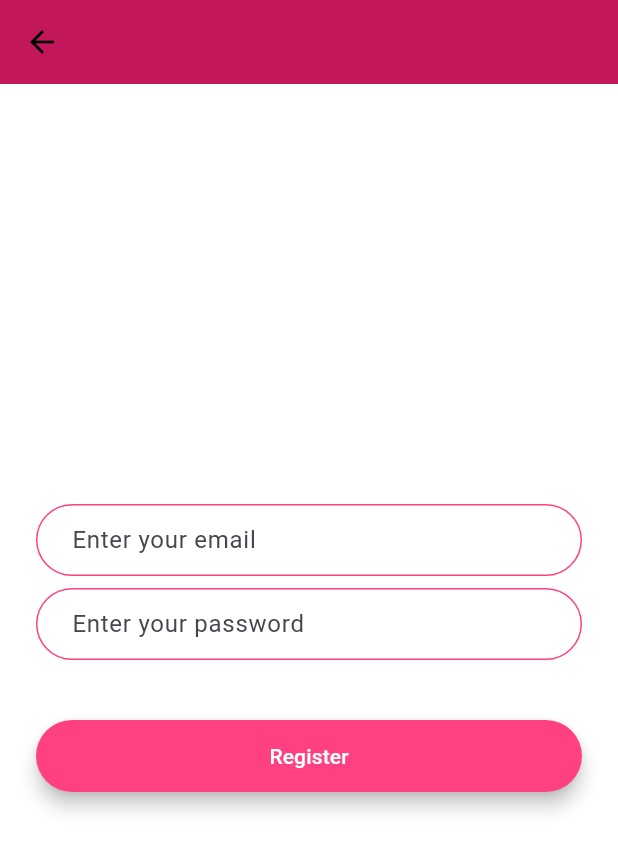
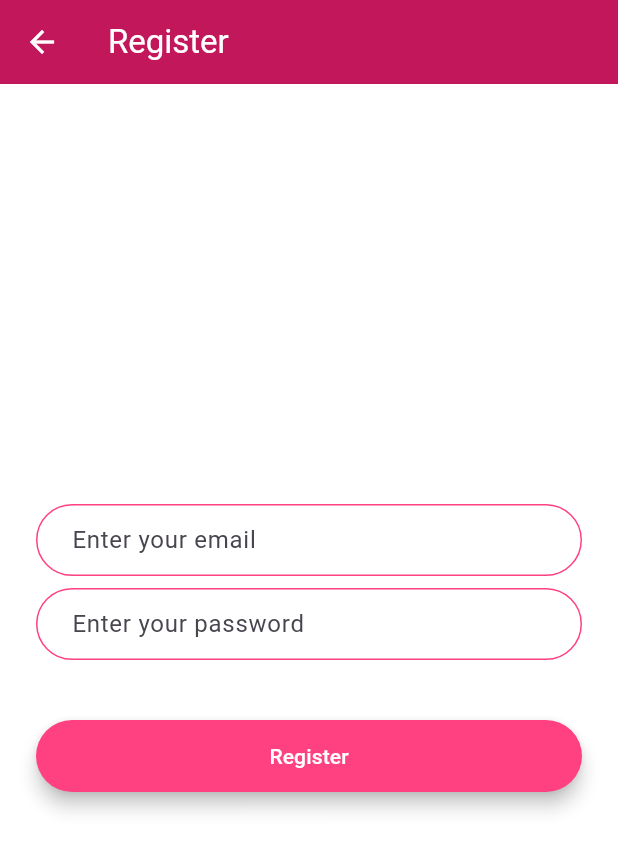
Before and after one commit to Go-yahinaichita/ditto-front-mobile, a Flutter app: the RegisterScreen screen opened by its route, on a phone screen of 412 x 824 dp. Shown: the top 851 px of the screen. Run offline on Flutter 3.47's test engine with Material 3 defaults, Android fonts, the light colour scheme and no system bars; our stand-ins replace animated_text_kit.

Commit message:
登録のappbar変更

```diff
--- a/lib/screens/register_screen.dart
+++ b/lib/screens/register_screen.dart
@@ -18,9 +18,13 @@ class _RegisterScreenState extends State<RegisterScreen> {
         leading: IconButton(
           icon: Icon(
             Icons.arrow_back,
-            color: Colors.black,
+            color: Colors.white,
           ),
           onPressed: () => Navigator.pop(context),
+        ),
+        title: Text(
+          'Register',
+          style: TextStyle(color: Colors.white),
         ),
       ),
       body: Padding(
```
